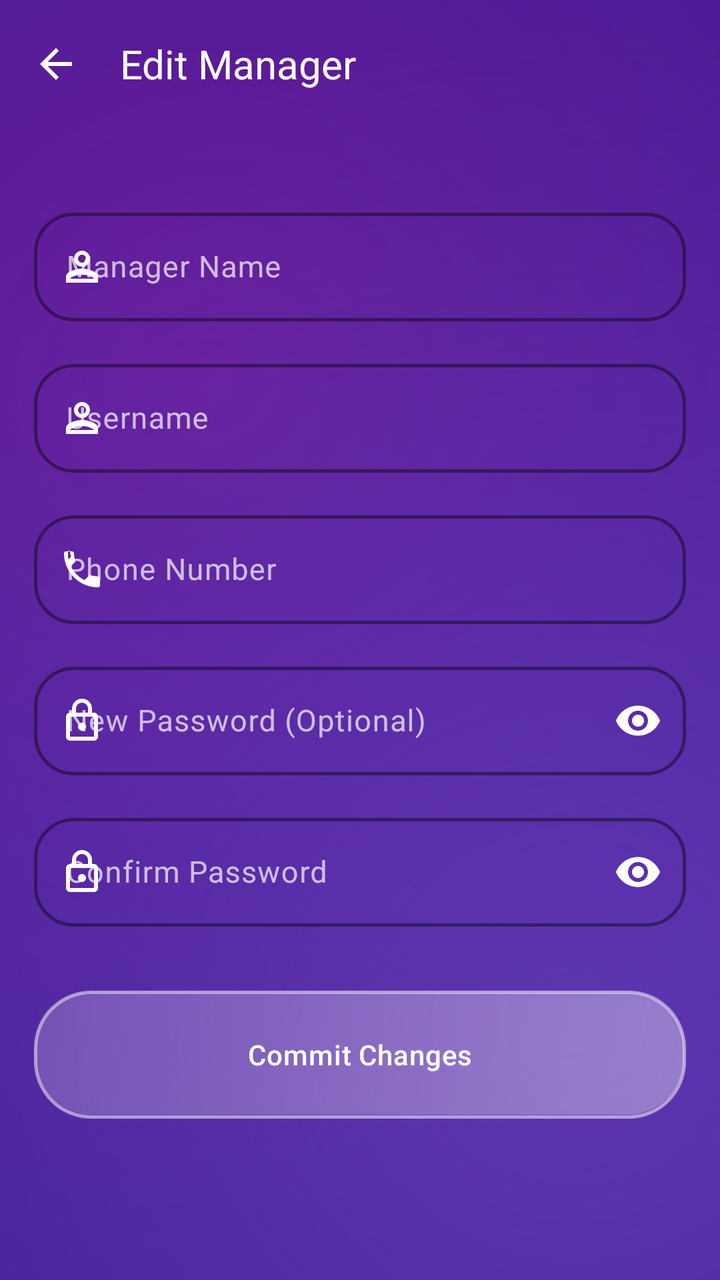
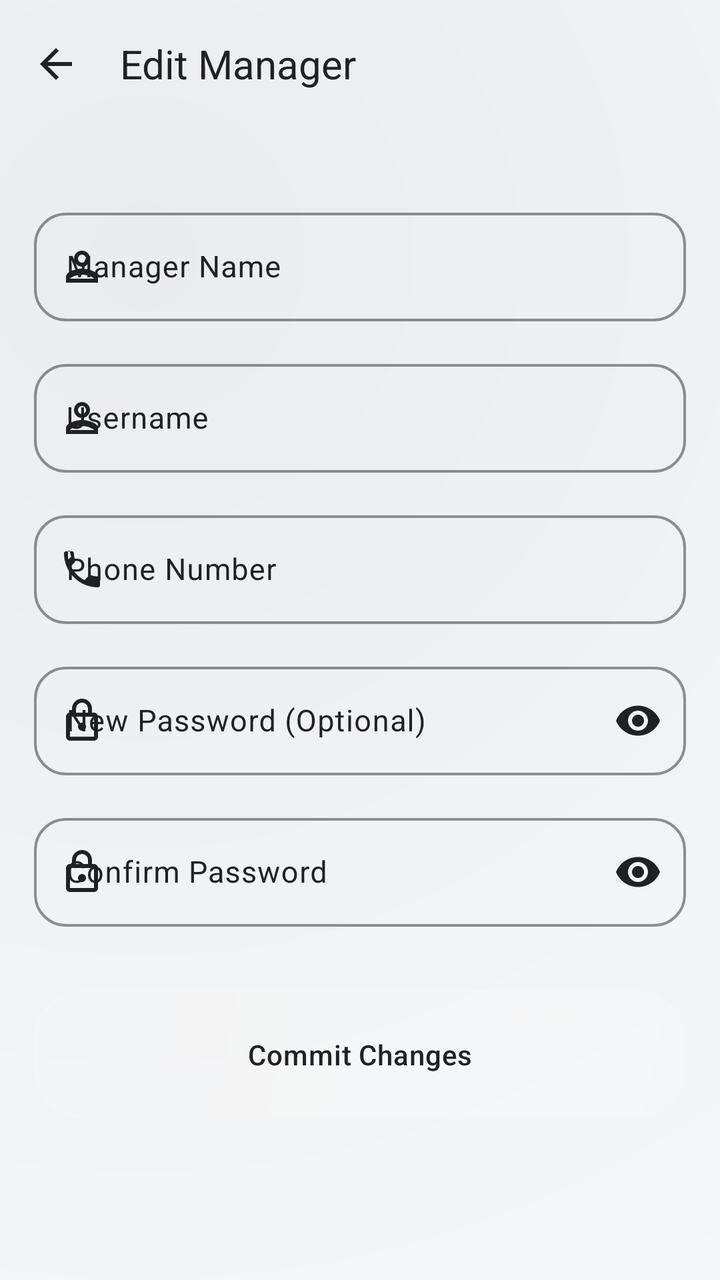

Compare the two renders of this Android layout. The source of the first and the diff that turns it into the second are given below.
<!-- AndroidManifest.xml: application theme Theme.KasirAPP -->
<!-- res/layout/activity_edit_manager.xml -->
<?xml version="1.0" encoding="utf-8"?>
<androidx.coordinatorlayout.widget.CoordinatorLayout
    xmlns:android="http://schemas.android.com/apk/res/android"
    xmlns:app="http://schemas.android.com/apk/res-auto"
    android:layout_width="match_parent"
    android:layout_height="match_parent"
    android:background="@drawable/bg_liquid_purple_gradient">

    <com.google.android.material.appbar.AppBarLayout
        android:layout_width="match_parent"
        android:layout_height="wrap_content"
        android:background="@android:color/transparent"
        android:fitsSystemWindows="true"
        app:elevation="0dp">

        <com.google.android.material.appbar.MaterialToolbar
            android:id="@+id/toolbar"
            android:layout_width="match_parent"
            android:layout_height="?attr/actionBarSize"
            app:navigationIcon="@drawable/ic_arrow_back"
            app:navigationIconTint="@color/white"
            app:title="Edit Manager"
            app:titleTextColor="@color/white"
            android:background="@android:color/transparent" />

    </com.google.android.material.appbar.AppBarLayout>

    <androidx.core.widget.NestedScrollView
        android:id="@+id/scrollView"
        android:layout_width="match_parent"
        android:layout_height="match_parent"
        android:clipToPadding="false"
        android:fillViewport="true"
        app:layout_behavior="@string/appbar_scrolling_view_behavior">

        <LinearLayout
            android:layout_width="match_parent"
            android:layout_height="wrap_content"
            android:orientation="vertical"
            android:paddingHorizontal="12dp"
            android:paddingTop="32dp">

            <com.google.android.material.card.MaterialCardView
                style="@style/Widget.App.Card"
                android:id="@+id/cardForm"
                android:layout_width="match_parent"
                android:layout_height="wrap_content"
                app:cardCornerRadius="32dp"
                app:cardElevation="0dp">

                <LinearLayout
                    android:layout_width="match_parent"
                    android:layout_height="wrap_content"
                    android:orientation="vertical"
                    android:padding="5dp">

                    <com.google.android.material.textfield.TextInputLayout
                        style="@style/Widget.App.TextInputLayout"
                        android:layout_width="match_parent"
                        android:layout_height="wrap_content"
                        app:startIconDrawable="@drawable/ic_person"
                        app:startIconTint="@color/white"
                        app:hintTextColor="@color/white"
                        app:boxStrokeColor="@color/white"
                        android:hint="Manager Name">
                        <com.google.android.material.textfield.TextInputEditText
                            android:id="@+id/edtNamaManager"
                            android:layout_width="match_parent"
                            android:layout_height="wrap_content"
                            android:textColor="@color/white"
                            android:inputType="textPersonName"/>
                    </com.google.android.material.textfield.TextInputLayout>

                    <com.google.android.material.textfield.TextInputLayout
                        style="@style/Widget.App.TextInputLayout"
                        android:layout_width="match_parent"
                        android:layout_height="wrap_content"
                        android:layout_marginTop="16dp"
                        app:startIconDrawable="@drawable/ic_person"
                        app:startIconTint="@color/white"
                        app:hintTextColor="@color/white"
                        app:boxStrokeColor="@color/white"
                        android:hint="Username">
                        <com.google.android.material.textfield.TextInputEditText
                            android:id="@+id/edtUsername"
                            android:layout_width="match_parent"
                            android:layout_height="wrap_content"
                            android:textColor="@color/white"/>
                    </com.google.android.material.textfield.TextInputLayout>

                    <com.google.android.material.textfield.TextInputLayout
                        style="@style/Widget.App.TextInputLayout"
                        android:layout_width="match_parent"
                        android:layout_height="wrap_content"
                        android:layout_marginTop="16dp"
                        app:startIconDrawable="@drawable/ic_phone"
                        app:startIconTint="@color/white"
                        app:hintTextColor="@color/white"
                        app:boxStrokeColor="@color/white"
                        android:hint="Phone Number">
                        <com.google.android.material.textfield.TextInputEditText
                            android:id="@+id/edtTelepon"
                            android:layout_width="match_parent"
                            android:layout_height="wrap_content"
                            android:textColor="@color/white"
                            android:inputType="phone"/>
                    </com.google.android.material.textfield.TextInputLayout>

                    <com.google.android.material.textfield.TextInputLayout
                        style="@style/Widget.App.TextInputLayout"
                        android:layout_width="match_parent"
                        android:layout_height="wrap_content"
                        android:layout_marginTop="16dp"
                        app:startIconDrawable="@drawable/ic_lock"
                        app:startIconTint="@color/white"
                        app:hintTextColor="@color/white"
                        app:boxStrokeColor="@color/white"
                        app:endIconMode="password_toggle"
                        app:endIconTint="@color/white"
                        android:hint="New Password (Optional)">
                        <com.google.android.material.textfield.TextInputEditText
                            android:id="@+id/edtPassword"
                            android:layout_width="match_parent"
                            android:layout_height="wrap_content"
                            android:textColor="@color/white"
                            android:inputType="textPassword"/>
                    </com.google.android.material.textfield.TextInputLayout>

                    <com.google.android.material.textfield.TextInputLayout
                        style="@style/Widget.App.TextInputLayout"
                        android:layout_width="match_parent"
                        android:layout_height="wrap_content"
                        android:layout_marginTop="16dp"
                        app:startIconDrawable="@drawable/ic_lock"
                        app:startIconTint="@color/white"
                        app:hintTextColor="@color/white"
                        app:boxStrokeColor="@color/white"
                        app:endIconMode="password_toggle"
                        app:endIconTint="@color/white"
                        android:hint="Confirm Password">
                        <com.google.android.material.textfield.TextInputEditText
                            android:id="@+id/edtKonfirmasiPassword"
                            android:layout_width="match_parent"
                            android:layout_height="wrap_content"
                            android:textColor="@color/white"
                            android:inputType="textPassword"/>
                    </com.google.android.material.textfield.TextInputLayout>

                    <com.google.android.material.button.MaterialButton
                        android:id="@+id/btnSimpan"
                        style="@style/Widget.App.Button"
                        android:layout_width="match_parent"
                        android:layout_height="64dp"
                        android:layout_marginTop="32dp"
                        android:text="Commit Changes"
                        android:textAllCaps="false"
                        android:textAppearance="@style/TextAppearance.Future.LabelLarge"
                        android:textColor="@color/white"
                        app:cornerRadius="20dp"/>

                </LinearLayout>

            </com.google.android.material.card.MaterialCardView>

        </LinearLayout>

    </androidx.core.widget.NestedScrollView>

</androidx.coordinatorlayout.widget.CoordinatorLayout>
<!-- resources referenced by this layout -->
<resources>
  <color name="white">#FFFFFF</color>
  <!-- drawable bg_liquid_purple_gradient (drawable) -->
  <?xml version="1.0" encoding="utf-8"?>
  <layer-list xmlns:android="http://schemas.android.com/apk/res/android">
      
      <item>
          <shape android:shape="rectangle">
              <solid android:color="#311B92" />
          </shape>
      </item>
  
      
      <item>
          <shape android:shape="rectangle">
              <gradient
                  android:angle="135"
                  android:centerX="30%"
                  android:centerY="30%"
                  android:endColor="@android:color/transparent"
                  android:gradientRadius="600dp"
                  android:startColor="#6A1B9A"
                  android:type="radial" />
          </shape>
      </item>
  
      
      <item>
          <shape android:shape="rectangle">
              <gradient
                  android:angle="315"
                  android:centerX="80%"
                  android:centerY="80%"
                  android:endColor="@android:color/transparent"
                  android:gradientRadius="500dp"
                  android:startColor="#5E35B1"
                  android:type="radial" />
          </shape>
      </item>
  </layer-list>
  <style name="Widget.App.Button" parent="Widget.Material3.Button.TonalButton">
          <item name="cornerRadius">20dp</item>
          <item name="android:background">@drawable/bg_liquid_glass</item>
          <item name="android:insetTop">0dp</item>
          <item name="android:insetBottom">0dp</item>
          <item name="android:textColor">@color/white</item>
      </style>
  <style name="Widget.App.Card" parent="Widget.Material3.CardView.Filled">
          <item name="cardCornerRadius">28dp</item>
          <item name="cardElevation">0dp</item>
          <item name="strokeWidth">0dp</item>
          <item name="android:background">@drawable/bg_liquid_glass</item>
          <item name="cardBackgroundColor">@android:color/transparent</item>
      </style>
  <style name="Widget.App.TextInputLayout" parent="Widget.Material3.TextInputLayout.OutlinedBox">
          <item name="boxCornerRadiusTopStart">20dp</item>
          <item name="boxCornerRadiusTopEnd">20dp</item>
          <item name="boxCornerRadiusBottomStart">20dp</item>
          <item name="boxCornerRadiusBottomEnd">20dp</item>
          <item name="boxStrokeColor">#80FFFFFF</item>
          <item name="boxStrokeWidth">1.5dp</item>
          <item name="boxStrokeWidthFocused">2.5dp</item>
          <item name="android:textColorHint">#B3FFFFFF</item>
      </style>
  <style name="TextAppearance.Premium.LabelLarge" parent="TextAppearance.Material3.LabelLarge">
          <item name="android:textSize">14sp</item>
          <item name="android:fontFamily">sans-serif-medium</item>
          <item name="android:letterSpacing">0.02</item>
          <item name="android:textColor">#B39DDB</item>
      </style>
  <!-- drawable bg_liquid_glass (drawable) -->
  <?xml version="1.0" encoding="utf-8"?>
  <layer-list xmlns:android="http://schemas.android.com/apk/res/android">
      
      <item>
          <shape android:shape="rectangle">
              <solid android:color="#1A000000" />
              <corners android:radius="28dp" />
          </shape>
      </item>
  
      
      <item android:bottom="2dp" android:left="1dp" android:right="1dp" android:top="1dp">
          <shape android:shape="rectangle">
              <gradient
                  android:angle="135"
                  android:endColor="#1AFFFFFF"
                  android:startColor="#4DFFFFFF"
                  android:type="linear" />
              <corners android:radius="28dp" />
          </shape>
      </item>
  
      
      <item>
          <shape android:shape="rectangle">
              <solid android:color="@android:color/transparent" />
              <corners android:radius="28dp" />
              <stroke
                  android:width="1.5dp"
                  android:color="#80FFFFFF" />
          </shape>
      </item>
  </layer-list>
  <style name="Base.Theme.KasirAPP" parent="Theme.Material3.Light.NoActionBar">
          
          <item name="colorPrimary">@color/primary</item>
          <item name="colorOnPrimary">@color/on_primary</item>
          <item name="colorPrimaryContainer">@color/primary_container</item>
          <item name="colorOnPrimaryContainer">@color/on_primary_container</item>
  
          <item name="colorSecondary">@color/secondary</item>
          <item name="colorOnSecondary">@color/on_secondary</item>
          <item name="colorSecondaryContainer">@color/secondary_container</item>
          <item name="colorOnSecondaryContainer">@color/on_secondary_container</item>
  
          <item name="android:windowBackground">@color/background</item>
          <item name="colorSurface">@color/surface</item>
          <item name="colorOnSurface">@color/on_surface</item>
          <item name="colorSurfaceVariant">@color/surface_variant</item>
          <item name="colorOnSurfaceVariant">@color/on_surface_variant</item>
          <item name="colorOutline">@color/outline</item>
  
          
          <item name="android:statusBarColor">@android:color/transparent</item>
          <item name="android:windowLightStatusBar">false</item>
          <item name="android:navigationBarColor">@android:color/transparent</item>
          <item name="android:windowLightNavigationBar" tools:targetApi="27">false</item>
  
          
          <item name="materialCardViewStyle">@style/Widget.App.Card</item>
          <item name="materialButtonStyle">@style/Widget.App.Button</item>
          <item name="textInputStyle">@style/Widget.App.TextInputLayout</item>
  
          
          <item name="textAppearanceHeadlineLarge">@style/TextAppearance.Premium.HeadlineLarge</item>
          <item name="textAppearanceTitleLarge">@style/TextAppearance.Premium.TitleLarge</item>
          <item name="textAppearanceBodyLarge">@style/TextAppearance.Premium.BodyLarge</item>
          <item name="textAppearanceLabelLarge">@style/TextAppearance.Premium.LabelLarge</item>
      </style>
  <color name="primary">#5E35B1</color>
  <color name="primary_container">#F3E5F5</color>
  <color name="on_primary_container">#4A148C</color>
  <color name="secondary">#7B1FA2</color>
  <color name="background">#F5F6FA</color>
  <color name="on_surface_variant">#625B71</color>
  <color name="outline">#7B6F96</color>
  <style name="TextAppearance.Premium.HeadlineLarge" parent="TextAppearance.Material3.HeadlineLarge">
          <item name="android:textSize">28sp</item>
          <item name="android:fontFamily">sans-serif-medium</item>
          <item name="android:letterSpacing">-0.02</item>
          <item name="android:textColor">@color/white</item>
      </style>
  <style name="TextAppearance.Premium.TitleLarge" parent="TextAppearance.Material3.TitleLarge">
          <item name="android:textSize">20sp</item>
          <item name="android:fontFamily">sans-serif-medium</item>
          <item name="android:textColor">@color/white</item>
      </style>
  <style name="TextAppearance.Premium.BodyLarge" parent="TextAppearance.Material3.BodyLarge">
          <item name="android:textSize">15sp</item>
          <item name="android:fontFamily">sans-serif</item>
          <item name="android:lineSpacingExtra">3dp</item>
          <item name="android:textColor">#E1BEE7</item>
      </style>
  <!-- unchanged entries left out for length: 13 -->
</resources>

<!-- the commit's change to res/layout/activity_edit_manager.xml (unified diff, before → after) -->
@@ -18,9 +18,9 @@
             android:layout_width="match_parent"
             android:layout_height="?attr/actionBarSize"
             app:navigationIcon="@drawable/ic_arrow_back"
-            app:navigationIconTint="@color/white"
+            app:navigationIconTint="?attr/colorOnSurface"
             app:title="Edit Manager"
-            app:titleTextColor="@color/white"
+            app:titleTextColor="?attr/colorOnSurface"
             android:background="@android:color/transparent" />
 
     </com.google.android.material.appbar.AppBarLayout>
@@ -59,15 +59,15 @@
                         android:layout_width="match_parent"
                         android:layout_height="wrap_content"
                         app:startIconDrawable="@drawable/ic_person"
-                        app:startIconTint="@color/white"
-                        app:hintTextColor="@color/white"
-                        app:boxStrokeColor="@color/white"
+                        app:startIconTint="?attr/colorOnSurfaceVariant"
+                        app:hintTextColor="?attr/colorOnSurfaceVariant"
+                        app:boxStrokeColor="?attr/colorOutline"
                         android:hint="Manager Name">
                         <com.google.android.material.textfield.TextInputEditText
                             android:id="@+id/edtNamaManager"
                             android:layout_width="match_parent"
                             android:layout_height="wrap_content"
-                            android:textColor="@color/white"
+                            android:textColor="?attr/colorOnSurface"
                             android:inputType="textPersonName"/>
                     </com.google.android.material.textfield.TextInputLayout>
 
@@ -77,15 +77,15 @@
                         android:layout_height="wrap_content"
                         android:layout_marginTop="16dp"
                         app:startIconDrawable="@drawable/ic_person"
-                        app:startIconTint="@color/white"
-                        app:hintTextColor="@color/white"
-                        app:boxStrokeColor="@color/white"
+                        app:startIconTint="?attr/colorOnSurfaceVariant"
+                        app:hintTextColor="?attr/colorOnSurfaceVariant"
+                        app:boxStrokeColor="?attr/colorOutline"
                         android:hint="Username">
                         <com.google.android.material.textfield.TextInputEditText
                             android:id="@+id/edtUsername"
                             android:layout_width="match_parent"
                             android:layout_height="wrap_content"
-                            android:textColor="@color/white"/>
+                            android:textColor="?attr/colorOnSurface"/>
                     </com.google.android.material.textfield.TextInputLayout>
 
                     <com.google.android.material.textfield.TextInputLayout
@@ -94,15 +94,15 @@
                         android:layout_height="wrap_content"
                         android:layout_marginTop="16dp"
                         app:startIconDrawable="@drawable/ic_phone"
-                        app:startIconTint="@color/white"
-                        app:hintTextColor="@color/white"
-                        app:boxStrokeColor="@color/white"
+                        app:startIconTint="?attr/colorOnSurfaceVariant"
+                        app:hintTextColor="?attr/colorOnSurfaceVariant"
+                        app:boxStrokeColor="?attr/colorOutline"
                         android:hint="Phone Number">
                         <com.google.android.material.textfield.TextInputEditText
                             android:id="@+id/edtTelepon"
                             android:layout_width="match_parent"
                             android:layout_height="wrap_content"
-                            android:textColor="@color/white"
+                            android:textColor="?attr/colorOnSurface"
                             android:inputType="phone"/>
                     </com.google.android.material.textfield.TextInputLayout>
 
@@ -112,17 +112,17 @@
                         android:layout_height="wrap_content"
                         android:layout_marginTop="16dp"
                         app:startIconDrawable="@drawable/ic_lock"
-                        app:startIconTint="@color/white"
-                        app:hintTextColor="@color/white"
-                        app:boxStrokeColor="@color/white"
+                        app:startIconTint="?attr/colorOnSurfaceVariant"
+                        app:hintTextColor="?attr/colorOnSurfaceVariant"
+                        app:boxStrokeColor="?attr/colorOutline"
                         app:endIconMode="password_toggle"
-                        app:endIconTint="@color/white"
+                        app:endIconTint="?attr/colorOnSurfaceVariant"
                         android:hint="New Password (Optional)">
                         <com.google.android.material.textfield.TextInputEditText
                             android:id="@+id/edtPassword"
                             android:layout_width="match_parent"
                             android:layout_height="wrap_content"
-                            android:textColor="@color/white"
+                            android:textColor="?attr/colorOnSurface"
                             android:inputType="textPassword"/>
                     </com.google.android.material.textfield.TextInputLayout>
 
@@ -132,17 +132,17 @@
                         android:layout_height="wrap_content"
                         android:layout_marginTop="16dp"
                         app:startIconDrawable="@drawable/ic_lock"
-                        app:startIconTint="@color/white"
-                        app:hintTextColor="@color/white"
-                        app:boxStrokeColor="@color/white"
+                        app:startIconTint="?attr/colorOnSurfaceVariant"
+                        app:hintTextColor="?attr/colorOnSurfaceVariant"
+                        app:boxStrokeColor="?attr/colorOutline"
                         app:endIconMode="password_toggle"
-                        app:endIconTint="@color/white"
+                        app:endIconTint="?attr/colorOnSurfaceVariant"
                         android:hint="Confirm Password">
                         <com.google.android.material.textfield.TextInputEditText
                             android:id="@+id/edtKonfirmasiPassword"
                             android:layout_width="match_parent"
                             android:layout_height="wrap_content"
-                            android:textColor="@color/white"
+                            android:textColor="?attr/colorOnSurface"
                             android:inputType="textPassword"/>
                     </com.google.android.material.textfield.TextInputLayout>
 
@@ -155,7 +155,7 @@
                         android:text="Commit Changes"
                         android:textAllCaps="false"
                         android:textAppearance="@style/TextAppearance.Future.LabelLarge"
-                        android:textColor="@color/white"
+                        android:textColor="?attr/colorOnSurface"
                         app:cornerRadius="20dp"/>
 
                 </LinearLayout>
<!-- resource entries referenced after the edit -->
@@ -1,13 +1,12 @@
 <!-- resources referenced by this layout -->
 <resources>
-  <color name="white">#FFFFFF</color>
   <!-- drawable bg_liquid_purple_gradient (drawable) -->
   <?xml version="1.0" encoding="utf-8"?>
   <layer-list xmlns:android="http://schemas.android.com/apk/res/android">
       
       <item>
           <shape android:shape="rectangle">
-              <solid android:color="#311B92" />
+              <solid android:color="?android:attr/windowBackground" />
           </shape>
       </item>
   
@@ -16,11 +15,11 @@
           <shape android:shape="rectangle">
               <gradient
                   android:angle="135"
-                  android:centerX="30%"
-                  android:centerY="30%"
+                  android:centerX="20%"
+                  android:centerY="20%"
                   android:endColor="@android:color/transparent"
-                  android:gradientRadius="600dp"
-                  android:startColor="#6A1B9A"
+                  android:gradientRadius="700dp"
+                  android:startColor="#0D000000"
                   android:type="radial" />
           </shape>
       </item>
@@ -33,41 +32,41 @@
                   android:centerX="80%"
                   android:centerY="80%"
                   android:endColor="@android:color/transparent"
-                  android:gradientRadius="500dp"
-                  android:startColor="#5E35B1"
+                  android:gradientRadius="600dp"
+                  android:startColor="#05FFFFFF"
                   android:type="radial" />
           </shape>
       </item>
   </layer-list>
   <style name="Widget.App.Button" parent="Widget.Material3.Button.TonalButton">
-          <item name="cornerRadius">20dp</item>
+          <item name="cornerRadius">16dp</item>
           <item name="android:background">@drawable/bg_liquid_glass</item>
           <item name="android:insetTop">0dp</item>
           <item name="android:insetBottom">0dp</item>
-          <item name="android:textColor">@color/white</item>
+          <item name="android:textColor">?attr/colorOnSurface</item>
       </style>
   <style name="Widget.App.Card" parent="Widget.Material3.CardView.Filled">
-          <item name="cardCornerRadius">28dp</item>
+          <item name="cardCornerRadius">24dp</item>
           <item name="cardElevation">0dp</item>
           <item name="strokeWidth">0dp</item>
           <item name="android:background">@drawable/bg_liquid_glass</item>
           <item name="cardBackgroundColor">@android:color/transparent</item>
       </style>
   <style name="Widget.App.TextInputLayout" parent="Widget.Material3.TextInputLayout.OutlinedBox">
-          <item name="boxCornerRadiusTopStart">20dp</item>
-          <item name="boxCornerRadiusTopEnd">20dp</item>
-          <item name="boxCornerRadiusBottomStart">20dp</item>
-          <item name="boxCornerRadiusBottomEnd">20dp</item>
-          <item name="boxStrokeColor">#80FFFFFF</item>
-          <item name="boxStrokeWidth">1.5dp</item>
-          <item name="boxStrokeWidthFocused">2.5dp</item>
-          <item name="android:textColorHint">#B3FFFFFF</item>
+          <item name="boxCornerRadiusTopStart">16dp</item>
+          <item name="boxCornerRadiusTopEnd">16dp</item>
+          <item name="boxCornerRadiusBottomStart">16dp</item>
+          <item name="boxCornerRadiusBottomEnd">16dp</item>
+          <item name="boxStrokeColor">?attr/colorOutline</item>
+          <item name="boxStrokeWidth">1.2dp</item>
+          <item name="boxStrokeWidthFocused">2dp</item>
+          <item name="android:textColorHint">?attr/colorOnSurfaceVariant</item>
       </style>
   <style name="TextAppearance.Premium.LabelLarge" parent="TextAppearance.Material3.LabelLarge">
           <item name="android:textSize">14sp</item>
           <item name="android:fontFamily">sans-serif-medium</item>
           <item name="android:letterSpacing">0.02</item>
-          <item name="android:textColor">#B39DDB</item>
+          <item name="android:textColor">?attr/colorSecondary</item>
       </style>
   <!-- drawable bg_liquid_glass (drawable) -->
   <?xml version="1.0" encoding="utf-8"?>
@@ -75,20 +74,48 @@
       
       <item>
           <shape android:shape="rectangle">
-              <solid android:color="#1A000000" />
-              <corners android:radius="28dp" />
+              <solid android:color="#0D000000" />
+              <corners android:radius="24dp" />
           </shape>
       </item>
   
       
-      <item android:bottom="2dp" android:left="1dp" android:right="1dp" android:top="1dp">
+      <item android:bottom="1dp" android:left="1dp" android:right="1dp" android:top="1dp">
           <shape android:shape="rectangle">
               <gradient
                   android:angle="135"
-                  android:endColor="#1AFFFFFF"
-                  android:startColor="#4DFFFFFF"
+                  android:startColor="#26FFFFFF"
+                  android:endColor="#0DFFFFFF"
                   android:type="linear" />
-              <corners android:radius="28dp" />
+              <corners android:radius="24dp" />
+          </shape>
+      </item>
+  
+      
+      <item>
+          <shape android:shape="rectangle">
+              <gradient
+                  android:centerX="80%"
+                  android:centerY="20%"
+                  android:gradientRadius="120dp"
+                  android:startColor="#1AFFFFFF"
+                  android:endColor="@android:color/transparent"
+                  android:type="radial" />
+              <corners android:radius="24dp" />
+          </shape>
+      </item>
+  
+      
+      <item>
+          <shape android:shape="rectangle">
+              <gradient
+                  android:centerX="20%"
+                  android:centerY="80%"
+                  android:gradientRadius="150dp"
+                  android:startColor="#0D000000"
+                  android:endColor="@android:color/transparent"
+                  android:type="radial" />
+              <corners android:radius="24dp" />
           </shape>
       </item>
   
@@ -96,10 +123,10 @@
       <item>
           <shape android:shape="rectangle">
               <solid android:color="@android:color/transparent" />
-              <corners android:radius="28dp" />
+              <corners android:radius="24dp" />
               <stroke
-                  android:width="1.5dp"
-                  android:color="#80FFFFFF" />
+                  android:width="1.2dp"
+                  android:color="#26FFFFFF" />
           </shape>
       </item>
   </layer-list>
@@ -124,9 +151,9 @@
   
           
           <item name="android:statusBarColor">@android:color/transparent</item>
-          <item name="android:windowLightStatusBar">false</item>
+          <item name="android:windowLightStatusBar">true</item>
           <item name="android:navigationBarColor">@android:color/transparent</item>
-          <item name="android:windowLightNavigationBar" tools:targetApi="27">false</item>
+          <item name="android:windowLightNavigationBar" tools:targetApi="27">true</item>
   
           
           <item name="materialCardViewStyle">@style/Widget.App.Card</item>
@@ -139,29 +166,29 @@
           <item name="textAppearanceBodyLarge">@style/TextAppearance.Premium.BodyLarge</item>
           <item name="textAppearanceLabelLarge">@style/TextAppearance.Premium.LabelLarge</item>
       </style>
-  <color name="primary">#5E35B1</color>
-  <color name="primary_container">#F3E5F5</color>
-  <color name="on_primary_container">#4A148C</color>
-  <color name="secondary">#7B1FA2</color>
-  <color name="background">#F5F6FA</color>
-  <color name="on_surface_variant">#625B71</color>
-  <color name="outline">#7B6F96</color>
+  <color name="primary">#202124</color>
+  <color name="primary_container">#F5F6FA</color>
+  <color name="on_primary_container">#202124</color>
+  <color name="secondary">#625B71</color>
+  <color name="background">#F8F9FA</color>
+  <color name="on_surface_variant">#202124</color>
+  <color name="outline">#CCCCCC</color>
   <style name="TextAppearance.Premium.HeadlineLarge" parent="TextAppearance.Material3.HeadlineLarge">
           <item name="android:textSize">28sp</item>
           <item name="android:fontFamily">sans-serif-medium</item>
           <item name="android:letterSpacing">-0.02</item>
-          <item name="android:textColor">@color/white</item>
+          <item name="android:textColor">?attr/colorOnSurface</item>
       </style>
   <style name="TextAppearance.Premium.TitleLarge" parent="TextAppearance.Material3.TitleLarge">
           <item name="android:textSize">20sp</item>
           <item name="android:fontFamily">sans-serif-medium</item>
-          <item name="android:textColor">@color/white</item>
+          <item name="android:textColor">?attr/colorOnSurface</item>
       </style>
   <style name="TextAppearance.Premium.BodyLarge" parent="TextAppearance.Material3.BodyLarge">
           <item name="android:textSize">15sp</item>
           <item name="android:fontFamily">sans-serif</item>
           <item name="android:lineSpacingExtra">3dp</item>
-          <item name="android:textColor">#E1BEE7</item>
+          <item name="android:textColor">?attr/colorOnSurfaceVariant</item>
       </style>
   <!-- unchanged entries left out for length: 13 -->
 </resources>
